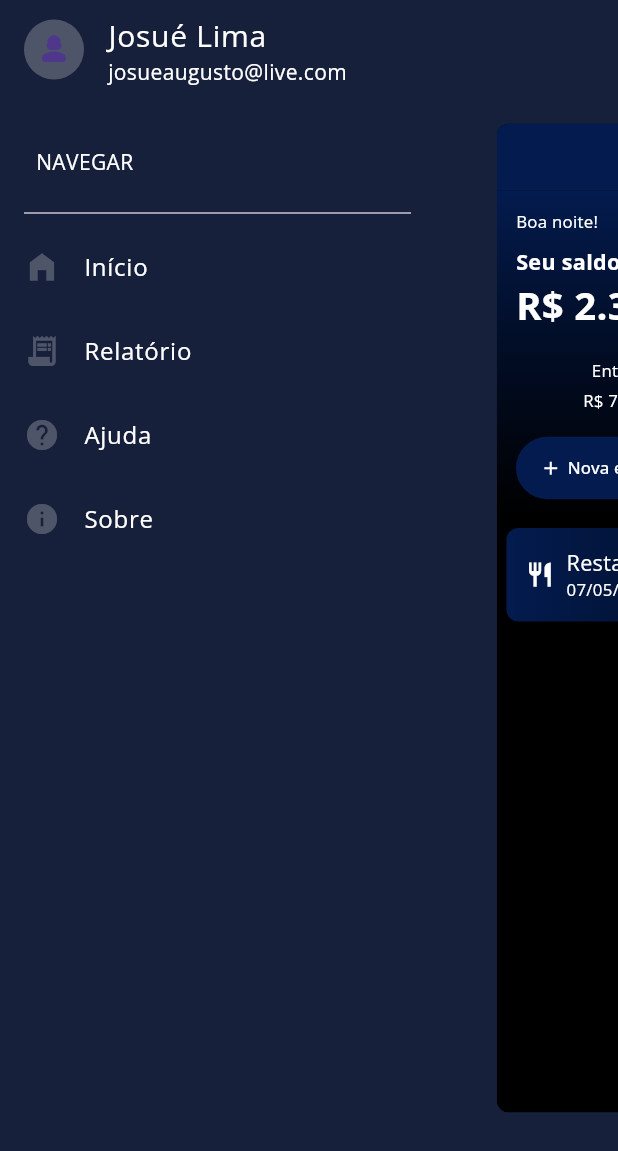
After one commit to JoshGodoyyy/Dani, a Flutter app: the screen it shows after launch, after a tap on "Extrato", after a tap on the "menu" icon, on a phone screen of 412 x 824 dp. The commit adds this screen. Shown: the top 1151 px of the screen. Run offline on Flutter 3.47's test engine with Material 2 defaults, Android fonts, the phone set to English and light mode, and no system bars; our stand-ins replace flutter_slidable.

Commit message:
Criacao de drawer

```diff
--- a/lib/app/core/ui/widgets/balance.dart
+++ b/lib/app/core/ui/widgets/balance.dart
@@ -15,6 +15,7 @@ class BalanceWidget extends StatefulWidget {
 
 class _BalanceWidgetState extends State<BalanceWidget> {
   final double padding = 16.0;
+  int count = 0;
 
   @override
   Widget build(BuildContext context) {
@@ -51,7 +52,9 @@ class _BalanceWidgetState extends State<BalanceWidget> {
                   style: TextStyles.instance.textBold.copyWith(fontSize: 32),
                 ),
                 IconButton(
-                  onPressed: () {},
+                  onPressed: () {
+                    //TODO: Botão de configurações
+                  },
                   icon: const Icon(
                     Icons.settings,
                     color: Colors.white,
--- /dev/null
+++ b/lib/app/core/ui/widgets/custom_drawer.dart
@@ -0,0 +1,103 @@
+import 'package:flutter/material.dart';
+
+import '../styles/text_styles.dart';
+
+class MyDrawer extends StatefulWidget {
+  const MyDrawer({super.key});
+
+  @override
+  State<MyDrawer> createState() => _MyDrawerState();
+}
+
+class _MyDrawerState extends State<MyDrawer> {
+  @override
+  Widget build(BuildContext context) {
+    return Scaffold(
+      body: Container(
+        height: MediaQuery.of(context).size.height,
+        width: 290,
+        color: const Color(0xff17203a),
+        child: SafeArea(
+          child: Column(
+            crossAxisAlignment: CrossAxisAlignment.start,
+            children: [
+              ListTile(
+                leading: const CircleAvatar(
+                  backgroundColor: Colors.white24,
+                  child: Icon(Icons.person_3_rounded),
+                ),
+                title: Text(
+                  'Josué Lima',
+                  style: TextStyles.instance.textRegular.copyWith(fontSize: 20),
+                ),
+                subtitle: Text(
+                  'josueaugusto@live.com',
+                  style: TextStyles.instance.textRegular,
+                ),
+              ),
+              Padding(
+                padding: const EdgeInsets.only(
+                  left: 24,
+                  top: 32,
+                  bottom: 16,
+                ),
+                child: Text(
+                  'NAVEGAR',
+                  style: TextStyles.instance.textRegular,
+                ),
+              ),
+              const Padding(
+                padding: EdgeInsets.symmetric(horizontal: 16),
+                child: Divider(),
+              ),
+              ListTile(
+                leading: const Icon(
+                  Icons.home_filled,
+                  color: Colors.white24,
+                ),
+                title: Text(
+                  'Início',
+                  style: TextStyles.instance.textRegular,
+                ),
+                onTap: () {},
+              ),
+              ListTile(
+                leading: const Icon(
+                  Icons.receipt_long,
+                  color: Colors.white24,
+                ),
+                title: Text(
+                  'Relatório',
+                  style: TextStyles.instance.textRegular,
+                ),
+                onTap: () {},
+              ),
+              ListTile(
+                leading: const Icon(
+                  Icons.help,
+                  color: Colors.white24,
+                ),
+                title: Text(
+                  'Ajuda',
+                  style: TextStyles.instance.textRegular,
+                ),
+                onTap: () {},
+              ),
+              ListTile(
+                leading: const Icon(
+                  Icons.info,
+                  color: Colors.white24,
+                ),
+                title: Text(
+                  'Sobre',
+                  style: TextStyles.instance.textRegular,
+                ),
+                onTap: () {},
+              ),
+            ],
+          ),
+        ),
+      ),
+    );
+  }
+}
--- a/lib/pages/home_page/home_page.dart
+++ b/lib/pages/home_page/home_page.dart
@@ -1,11 +1,6 @@
-import 'package:dani/app/core/ui/widgets/balance.dart';
-import 'package:dani/app/core/ui/widgets/custom_app_bar.dart';
-import 'package:dani/app/core/ui/widgets/list_bills.dart';
-import 'package:dani/pages/new_payment/new_payment.dart';
+import 'package:dani/app/core/ui/widgets/custom_drawer.dart';
+import 'package:dani/pages/main_page/main_page.dart';
 import 'package:flutter/material.dart';
-
-import '../../app/core/ui/widgets/icon_bottom_app_bar.dart';
-import '../../app/core/ui/widgets/list_statement.dart';
 
 class HomePage extends StatefulWidget {
   const HomePage({super.key});
@@ -15,52 +10,71 @@ class HomePage extends StatefulWidget {
 }
 
 class _HomePageState extends State<HomePage> {
-  int _selectedIndex = 0;
-
-  final screens = const <Widget>[
-    BillsList(),
-    StatementList(),
-  ];
-
+  bool isDrawerOpenned = false;
   @override
   Widget build(BuildContext context) {
     return Scaffold(
-      backgroundColor: Colors.black,
-      appBar: MyAppBar(),
-      body: Column(
+      backgroundColor: const Color(0xff17203a),
+      body: Stack(
         children: [
-          BalanceWidget(
-            onTap: () => Navigator.of(context).push(
-              MaterialPageRoute(
-                builder: (context) => const NewPayment(),
+          AnimatedPositioned(
+            duration: const Duration(milliseconds: 200),
+            curve: Curves.fastOutSlowIn,
+            width: 290,
+            left: isDrawerOpenned ? 0 : -290,
+            height: MediaQuery.of(context).size.height,
+            child: const MyDrawer(),
+          ),
+          Transform.translate(
+            offset: Offset(isDrawerOpenned ? 290 : 0, 0),
+            child: Transform.scale(
+              scale: isDrawerOpenned ? 0.8 : 1,
+              child: ClipRRect(
+                borderRadius: BorderRadius.all(
+                  Radius.circular(isDrawerOpenned ? 10 : 0),
+                ),
+                child: InkWell(
+                  onTap: isDrawerOpenned
+                      ? () {
+                          setState(() {
+                            isDrawerOpenned = !isDrawerOpenned;
+                          });
+                        }
+                      : null,
+                  child: const MainPage(),
+                ),
               ),
             ),
           ),
-          screens[_selectedIndex],
-        ],
-      ),
-      bottomNavigationBar: Row(
-        mainAxisAlignment: MainAxisAlignment.spaceEvenly,
-        children: [
-          IconBottomAppBar(
-            text: 'Contas',
-            icon: Icons.payment,
-            selected: _selectedIndex == 0,
-            onPressed: () {
-              setState(() {
-                _selectedIndex = 0;
-              });
-            },
-          ),
-          IconBottomAppBar(
-            text: 'Extrato',
-            icon: Icons.history_outlined,
-            selected: _selectedIndex == 1,
-            onPressed: () {
-              setState(() {
-                _selectedIndex = 1;
-              });
-            },
+          Visibility(
+            visible: !isDrawerOpenned,
+            child: SafeArea(
+              child: Padding(
+                padding: const EdgeInsets.all(8.0),
+                child: ClipRRect(
+                  borderRadius: const BorderRadius.all(
+                    Radius.circular(24),
+                  ),
+                  child: InkWell(
+                    onTap: () {
+                      setState(() {
+                        isDrawerOpenned = !isDrawerOpenned;
+                      });
+                    },
+                    child: Container(
+                      color: Colors.transparent,
+                      child: const Padding(
+                        padding: EdgeInsets.all(8),
+                        child: Icon(
+                          Icons.menu,
+                          color: Colors.white,
+                        ),
+                      ),
+                    ),
+                  ),
+                ),
+              ),
+            ),
           ),
         ],
       ),
--- /dev/null
+++ b/lib/pages/main_page/main_page.dart
@@ -0,0 +1,69 @@
+import 'package:flutter/material.dart';
+
+import '../../app/core/ui/widgets/balance.dart';
+import '../../app/core/ui/widgets/custom_app_bar.dart';
+import '../../app/core/ui/widgets/icon_bottom_app_bar.dart';
+import '../../app/core/ui/widgets/list_bills.dart';
+import '../../app/core/ui/widgets/list_statement.dart';
+import '../new_payment/new_payment.dart';
+
+class MainPage extends StatefulWidget {
+  const MainPage({super.key});
+
+  @override
+  State<MainPage> createState() => _MainPageState();
+}
+
+class _MainPageState extends State<MainPage> {
+  int _selectedIndex = 0;
+
+  final screens = const <Widget>[
+    BillsList(),
+    StatementList(),
+  ];
+
+  @override
+  Widget build(BuildContext context) {
+    return Scaffold(
+      backgroundColor: Colors.black,
+      appBar: MyAppBar(),
+      body: Column(
+        children: [
+          BalanceWidget(
+            onTap: () => Navigator.of(context).push(
+              MaterialPageRoute(
+                builder: (context) => const NewPayment(),
+              ),
+            ),
+          ),
+          screens[_selectedIndex],
+        ],
+      ),
+      bottomNavigationBar: Row(
+        mainAxisAlignment: MainAxisAlignment.spaceEvenly,
+        children: [
+          IconBottomAppBar(
+            text: 'Contas',
+            icon: Icons.payment,
+            selected: _selectedIndex == 0,
+            onPressed: () {
+              setState(() {
+                _selectedIndex = 0;
+              });
+            },
+          ),
+          IconBottomAppBar(
+            text: 'Extrato',
+            icon: Icons.history_outlined,
+            selected: _selectedIndex == 1,
+            onPressed: () {
+              setState(() {
+                _selectedIndex = 1;
+              });
+            },
+          ),
+        ],
+      ),
+    );
+  }
+}
--- a/lib/pages/new_payment/new_payment.dart
+++ b/lib/pages/new_payment/new_payment.dart
@@ -20,6 +20,45 @@ class _NewPaymentState extends State<NewPayment> {
   bool isPaymentSelected = false;
   bool isFixedSelected = false;
   bool isVariableSelected = false;
+
+  String _day = DateTime.now().day.toString();
+  String _month = DateTime.now().month.toString();
+  String _year = DateTime.now().year.toString();
+
+  String date() {
+    return '${_day.padLeft(2, '0')}/${_month.padLeft(2, '0')}/$_year';
+  }
+
+  void showCalendar() {
+    showDatePicker(
+      context: context,
+      initialDate: DateTime.now(),
+      firstDate: DateTime(2000),
+      lastDate: DateTime(2030),
+    ).then((value) {
+      setState(() {
+        _day = value!.day.toString();
+        _month = value.month.toString();
+        _year = value.year.toString();
+        date();
+      });
+    });
+  }
+
+  void clearAll() {
+    _day = DateTime.now().day.toString();
+    _month = DateTime.now().month.toString();
+    _year = DateTime.now().year.toString();
+    date();
+
+    isReceiptSelected = false;
+    isPaymentSelected = false;
+    isFixedSelected = false;
+    isVariableSelected = false;
+
+    valueController.clear();
+    descriptionController.clear();
+  }
 
   @override
   Widget build(BuildContext context) {
@@ -99,7 +138,7 @@ class _NewPaymentState extends State<NewPayment> {
               ),
               const SizedBox(height: 16),
               InkWell(
-                onTap: () {},
+                onTap: () => showCalendar(),
                 borderRadius: BorderRadius.circular(10),
                 child: Container(
                   width: MediaQuery.of(context).size.width,
@@ -120,7 +159,7 @@ class _NewPaymentState extends State<NewPayment> {
                       Padding(
                         padding: const EdgeInsets.all(16),
                         child: Text(
-                          '29/05/1999',
+                          date(),
                           style: TextStyles.instance.textRegular.copyWith(
                             fontSize: 16,
                           ),
@@ -176,10 +215,17 @@ class _NewPaymentState extends State<NewPayment> {
                     colors: [
                       ColorsApp.instance.startColor,
                       ColorsApp.instance.endColor,
-                        ])),
+                    ],
+                  ),
+                ),
                 width: MediaQuery.of(context).size.width,
                 child: InkWell(
-                  onTap: () {},
+                  onTap: () {
+                    setState(() {
+                      clearAll();
+                    });
+                    //TODO: Ação ao clicar em Adicionar
+                  },
                   borderRadius: const BorderRadius.all(
                     Radius.circular(10),
                   ),
--- a/pubspec.yaml
+++ b/pubspec.yaml
@@ -1,7 +1,7 @@
 name: dani
 description: A new Flutter project.
 publish_to: 'none'
-version: 0.1.0
+version: 1.0.0
 
 environment:
   sdk: '>=2.19.2 <3.0.0'
@@ -10,6 +10,7 @@ dependencies:
   flutter:
     sdk: flutter
   flutter_slidable: ^3.0.0
+  top_snackbar_flutter: ^3.0.0+1
 
 dev_dependencies:
   flutter_test:
```
Also changed, not shown: pubspec.lock, 4 other files. Lines whose indentation alone changed are shown as unchanged.
